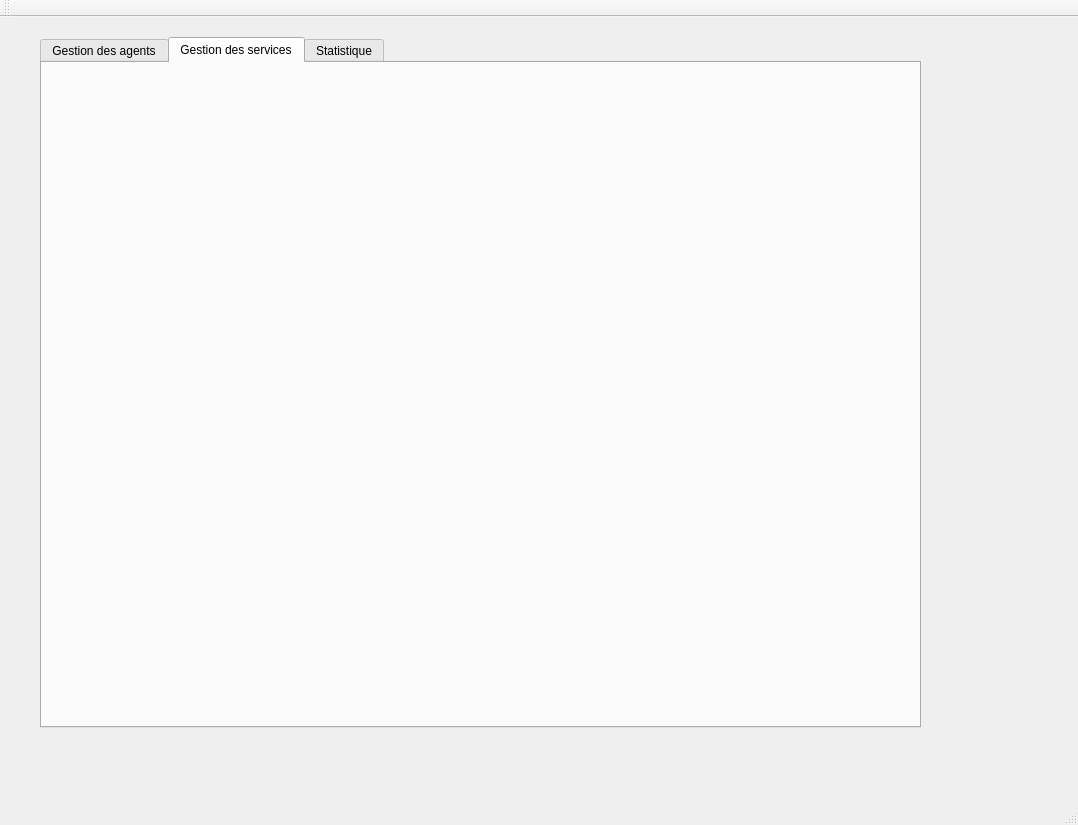
The window that Gestion des agents/mainwindow.ui (KhaledKhm/bus) describes before a commit, drawn with Qt 5.
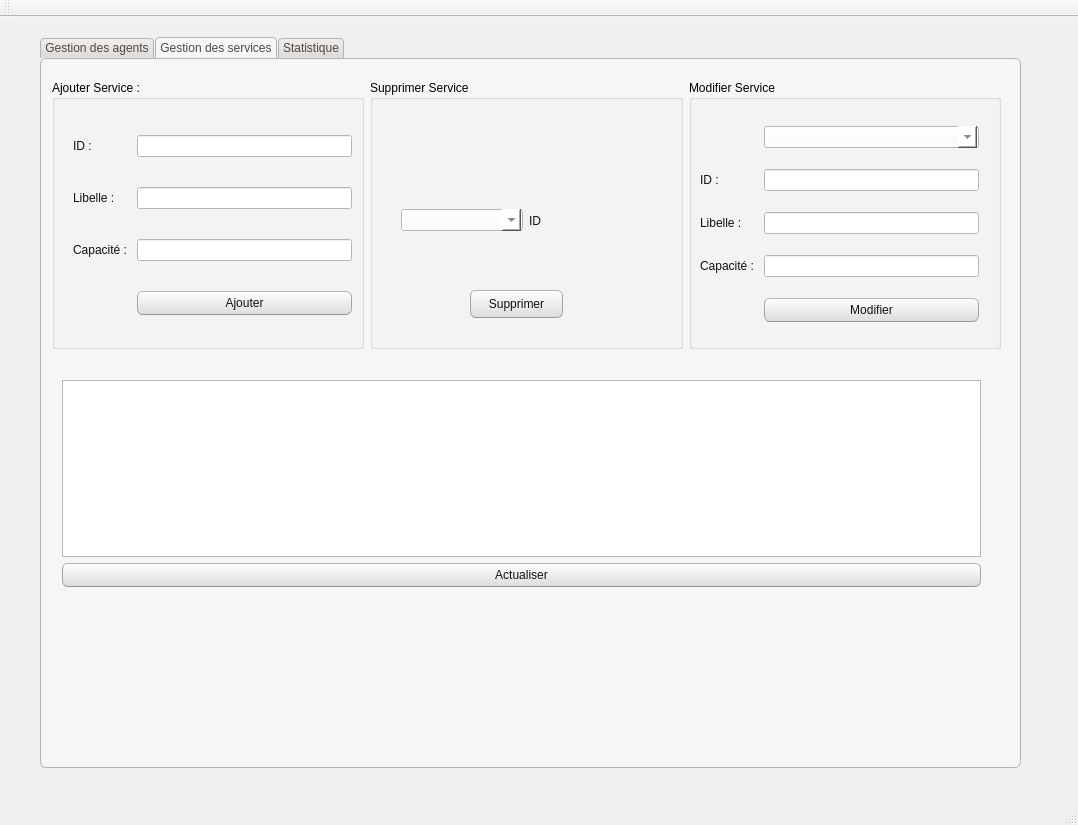
The same window after the commit. The open tabs and pages were chosen to show the change. Custom widgets are drawn as their Qt base class.

What changed in the file:
```diff
--- a/Gestion des agents/mainwindow.ui
+++ b/Gestion des agents/mainwindow.ui
@@ -13,19 +13,2249 @@
   <property name="windowTitle">
    <string>Gestion des Clients</string>
   </property>
+  <property name="styleSheet">
+   <string notr="true">QMainWindow {
+
+	background-color:#f0f0f0;
+
+}
+
+QCheckBox {
+
+	padding:2px;
+
+}
+
+QCheckBox:hover {
+
+	border-radius:4px;
+
+	border-style:solid;
+
+	border-width:1px;
+
+	padding-left: 1px;
+
+	padding-right: 1px;
+
+	padding-bottom: 1px;
+
+	padding-top: 1px;
+
+	border-color: rgb(255,150,60);
+
+	background-color:qlineargradient(spread:pad, x1:0.5, y1:1, x2:0.5, y2:0, stop:0 rgba(190, 90, 50, 50), stop:1 rgba(250, 130, 40, 50));
+
+}
+
+QCheckBox::indicator:checked {
+
+	border-radius:4px;
+
+	border-style:solid;
+
+	border-width:1px;
+
+	border-color: rgb(246, 134, 86);
+
+  	background-color:rgb(246, 134, 86)
+
+}
+
+QCheckBox::indicator:unchecked {
+
+	border-radius:4px;
+
+	border-style:solid;
+
+	border-width:1px;
+
+	border-color:rgb(246, 134, 86);
+
+  	background-color:rgb(255,255,255);
+
+}
+
+QColorDialog {
+
+	background-color:#f0f0f0;
+
+}
+
+QComboBox {
+
+	color:rgb(81,72,65);
+
+	background: #ffffff;
+
+}
+
+QComboBox:editable {
+
+	background: #ffffff;
+
+	color: rgb(81,72,65);
+
+	selection-color:rgb(81,72,65);
+
+	selection-background-color: #ffffff;
+
+}
+
+QComboBox QAbstractItemView {
+
+	color:rgb(81,72,65);	
+
+	background: #ffffff;
+
+	selection-color: #ffffff;
+
+	selection-background-color: rgb(246, 134, 86);
+
+}
+
+QComboBox:!editable:on, QComboBox::drop-down:editable:on {
+
+	color:  #1e1d23;	
+
+	background: #ffffff;
+
+}
+
+QDateTimeEdit {
+
+	color:rgb(81,72,65);
+
+	background-color: #ffffff;
+
+}
+
+QDateEdit {
+
+	color:rgb(81,72,65);
+
+	background-color: #ffffff;
+
+}
+
+QDialog {
+
+	background-color:#f0f0f0;
+
+}
+
+QDoubleSpinBox {
+
+	color:rgb(81,72,65);
+
+	background-color: #ffffff;
+
+}
+
+QFontComboBox {
+
+	color:rgb(81,72,65);
+
+	background-color: #ffffff;
+
+}
+
+QLabel {
+
+	color:rgb(17,17,17);
+
+}
+
+QLineEdit {
+
+	background-color:rgb(255,255,255);
+
+	selection-background-color:rgb(236,116,64);
+
+	color:rgb(17,17,17);
+
+}
+
+QMenuBar {
+
+	color:rgb(223,219,210);
+
+	background-color:rgb(65,64,59);
+
+}
+
+QMenuBar::item {
+
+	padding-top:4px;
+
+	padding-left:4px;
+
+	padding-right:4px;
+
+	color:rgb(223,219,210);
+
+	background-color:rgb(65,64,59);
+
+}
+
+QMenuBar::item:selected {
+
+	color:rgb(255,255,255);
+
+	padding-top:2px;
+
+	padding-left:2px;
+
+	padding-right:2px;
+
+	border-top-width:2px;
+
+	border-left-width:2px;
+
+	border-right-width:2px;
+
+	border-top-right-radius:4px;
+
+	border-top-left-radius:4px;
+
+	border-style:solid;
+
+	background-color:rgb(65,64,59);
+
+	border-top-color: rgb(47,47,44);
+
+	border-right-color: qlineargradient(spread:pad, x1:0, y1:1, x2:1, y2:0, stop:0 rgba(90, 87, 78, 255), stop:1 rgba(47,47,44, 255));
+
+	border-left-color:  qlineargradient(spread:pad, x1:1, y1:0, x2:0, y2:0, stop:0 rgba(90, 87, 78, 255), stop:1 rgba(47,47,44, 255));
+
+}
+
+QMenu {
+
+	color:rgb(223,219,210);
+
+	background-color:rgb(65,64,59);
+
+}
+
+QMenu::item {
+
+	color:rgb(223,219,210);
+
+	padding-left:20px;
+
+	padding-top:4px;
+
+	padding-bottom:4px;
+
+	padding-right:10px;
+
+}
+
+QMenu::item:selected {
+
+	color:rgb(255,255,255);
+
+	background-color: qlineargradient(spread:pad, x1:0.5, y1:1, x2:0.5, y2:0, stop:0 rgba(225, 108, 54, 255), stop:1 rgba(246, 134, 86, 255));
+
+	border-style:solid;
+
+	border-width:3px;
+
+	padding-left:17px;
+
+	padding-top:4px;
+
+	padding-bottom:4px;
+
+	padding-right:7px;
+
+	border-bottom-color:qlineargradient(spread:pad, x1:0.5, y1:1, x2:0.5, y2:0, stop:0 rgba(175,85,48,255), stop:1 rgba(236,114,67, 255));
+
+	border-top-color:qlineargradient(spread:pad, x1:0.5, y1:1, x2:0.5, y2:0, stop:0 rgba(253,156,113,255), stop:1 rgba(205,90,46, 255));
+
+	border-right-color:qlineargradient(spread:pad, x1:0, y1:0.5, x2:1, y2:0.5, stop:0 rgba(253,156,113,255), stop:1 rgba(205,90,46, 255));
+
+	border-left-color:qlineargradient(spread:pad, x1:1, y1:0.5, x2:0, y2:0.5, stop:0 rgba(253,156,113,255), stop:1 rgba(205,90,46, 255));
+
+}
+
+QPlainTextEdit {
+
+	border-width: 1px;
+
+	border-style: solid;
+
+	border-color:transparent;
+
+	color:rgb(17,17,17);
+
+	selection-background-color:rgb(236,116,64);
+
+}
+
+QProgressBar {
+
+	text-align: center;
+
+	color: rgb(0, 0, 0);
+
+	border-width: 1px; 
+
+	border-radius: 10px;
+
+	border-style: inset;
+
+	border-color: rgb(150,150,150);
+
+	background-color:rgb(221,221,219);
+
+}
+
+QProgressBar::chunk:horizontal {
+
+	background-color: qlineargradient(spread:pad, x1:0.5, y1:1, x2:0.5, y2:0, stop:0 rgba(225, 108, 54, 255), stop:1 rgba(246, 134, 86, 255));
+
+	border-style: solid;
+
+	border-radius:8px;
+
+	border-width:1px;
+
+	border-bottom-color:qlineargradient(spread:pad, x1:0.5, y1:1, x2:0.5, y2:0, stop:0 rgba(175,85,48,255), stop:1 rgba(236,114,67, 255));
+
+	border-top-color:qlineargradient(spread:pad, x1:0.5, y1:1, x2:0.5, y2:0, stop:0 rgba(253,156,113,255), stop:1 rgba(205,90,46, 255));
+
+	border-right-color:qlineargradient(spread:pad, x1:0, y1:0.5, x2:1, y2:0.5, stop:0 rgba(253,156,113,255), stop:1 rgba(205,90,46, 255));
+
+	border-left-color:qlineargradient(spread:pad, x1:1, y1:0.5, x2:0, y2:0.5, stop:0 rgba(253,156,113,255), stop:1 rgba(205,90,46, 255));
+
+}
+
+QPushButton{
+
+	color:rgb(17,17,17);
+
+	border-width: 1px;
+
+	border-radius: 6px;
+
+	border-bottom-color: rgb(150,150,150);
+
+	border-right-color: rgb(165,165,165);
+
+	border-left-color: rgb(165,165,165);
+
+	border-top-color: rgb(180,180,180);
+
+	border-style: solid;
+
+	padding: 4px;
+
+	background-color: qlineargradient(spread:pad, x1:0.5, y1:1, x2:0.5, y2:0, stop:0 rgba(220, 220, 220, 255), stop:1 rgba(255, 255, 255, 255));
+
+}
+
+QPushButton:hover{
+
+	color:rgb(17,17,17);
+
+	border-width: 1px;
+
+	border-radius:6px;
+
+	border-top-color: rgb(255,150,60);
+
+	border-right-color: qlineargradient(spread:pad, x1:0, y1:1, x2:1, y2:0, stop:0 rgba(200, 70, 20, 255), stop:1 rgba(255,150,60, 255));
+
+	border-left-color:  qlineargradient(spread:pad, x1:1, y1:0, x2:0, y2:0, stop:0 rgba(200, 70, 20, 255), stop:1 rgba(255,150,60, 255));
+
+	border-bottom-color: rgb(200,70,20);
+
+	border-style: solid;
+
+	padding: 2px;
+
+	background-color: qlineargradient(spread:pad, x1:0.5, y1:1, x2:0.5, y2:0, stop:0 rgba(220, 220, 220, 255), stop:1 rgba(255, 255, 255, 255));
+
+}
+
+QPushButton:default{
+
+	color:rgb(17,17,17);
+
+	border-width: 1px;
+
+	border-radius:6px;
+
+	border-top-color: rgb(255,150,60);
+
+	border-right-color: qlineargradient(spread:pad, x1:0, y1:1, x2:1, y2:0, stop:0 rgba(200, 70, 20, 255), stop:1 rgba(255,150,60, 255));
+
+	border-left-color:  qlineargradient(spread:pad, x1:1, y1:0, x2:0, y2:0, stop:0 rgba(200, 70, 20, 255), stop:1 rgba(255,150,60, 255));
+
+	border-bottom-color: rgb(200,70,20);
+
+	border-style: solid;
+
+	padding: 2px;
+
+	background-color: qlineargradient(spread:pad, x1:0.5, y1:1, x2:0.5, y2:0, stop:0 rgba(220, 220, 220, 255), stop:1 rgba(255, 255, 255, 255));
+
+}
+
+QPushButton:pressed{
+
+	color:rgb(17,17,17);
+
+	border-width: 1px;
+
+	border-radius: 6px;
+
+	border-width: 1px;
+
+	border-top-color: rgba(255,150,60,200);
+
+	border-right-color: qlineargradient(spread:pad, x1:0, y1:1, x2:1, y2:0, stop:0 rgba(200, 70, 20, 255), stop:1 rgba(255,150,60, 200));
+
+	border-left-color:  qlineargradient(spread:pad, x1:1, y1:0, x2:0, y2:0, stop:0 rgba(200, 70, 20, 255), stop:1 rgba(255,150,60, 200));
+
+	border-bottom-color: rgba(200,70,20,200);
+
+	border-style: solid;
+
+	padding: 2px;
+
+	background-color: qlineargradient(spread:pad, x1:0.5, y1:0, x2:0.5, y2:1, stop:0 rgba(220, 220, 220, 255), stop:1 rgba(255, 255, 255, 255));
+
+}
+
+QPushButton:disabled{
+
+	color:rgb(174,167,159);
+
+	border-width: 1px;
+
+	border-radius: 6px;
+
+	background-color: qlineargradient(spread:pad, x1:0.5, y1:1, x2:0.5, y2:0, stop:0 rgba(200, 200, 200, 255), stop:1 rgba(230, 230, 230, 255));
+
+}
+
+QRadioButton {
+
+	padding: 1px;
+
+}
+
+QRadioButton::indicator:checked {
+
+	height: 10px;
+
+	width: 10px;
+
+	border-style:solid;
+
+	border-radius:5px;
+
+	border-width: 1px;
+
+	border-color: rgba(246, 134, 86, 255);
+
+	color: #a9b7c6;
+
+	background-color:rgba(246, 134, 86, 255);
+
+}
+
+QRadioButton::indicator:!checked {
+
+	height: 10px;
+
+	width: 10px;
+
+	border-style:solid;
+
+	border-radius:5px;
+
+	border-width: 1px;
+
+	border-color: rgb(246, 134, 86);
+
+	color: #a9b7c6;
+
+	background-color: transparent;
+
+}
+
+QScrollArea {
+
+	color: #FFFFFF;
+
+	background-color:#f0f0f0;
+
+}
+
+QSlider::groove {
+
+	border-style: solid;
+
+	border-width: 1px;
+
+	border-color: rgb(207,207,207);
+
+}
+
+QSlider::groove:horizontal {
+
+	height: 5px;
+
+	background: rgb(246, 134, 86);
+
+}
+
+QSlider::groove:vertical {
+
+	width: 5px;
+
+	background: rgb(246, 134, 86);
+
+}
+
+QSlider::handle:horizontal {
+
+	background: rgb(253,253,253);
+
+	border-style: solid;
+
+	border-width: 1px;
+
+	border-color: rgb(207,207,207);
+
+	width: 12px;
+
+	margin: -5px 0;
+
+	border-radius: 7px;
+
+}
+
+QSlider::handle:vertical {
+
+	background: rgb(253,253,253);
+
+	border-style: solid;
+
+	border-width: 1px;
+
+	border-color: rgb(207,207,207);
+
+	height: 12px;
+
+	margin: 0 -5px;
+
+	border-radius: 7px;
+
+}
+
+QSlider::add-page:horizontal {
+
+ 	background: white;
+
+}
+
+QSlider::add-page:vertical {
+
+	background: white;
+
+}
+
+QSlider::sub-page:horizontal {
+
+	background: rgb(246, 134, 86);
+
+}
+
+QSlider::sub-page:vertical {
+
+  	background: rgb(246, 134, 86);
+
+}
+
+QStatusBar {
+
+	color:rgb(81,72,65);
+
+}
+
+QSpinBox {
+
+	color:rgb(81,72,65);
+
+	background-color: #ffffff;
+
+}
+
+QScrollBar:horizontal {
+
+	max-height: 20px;
+
+	border: 1px transparent grey;
+
+	margin: 0px 20px 0px 20px;
+
+}
+
+QScrollBar::handle:horizontal {
+
+	background: rgb(253,253,253);
+
+	border-style: solid;
+
+	border-width: 1px;
+
+	border-color: rgb(207,207,207);
+
+	border-radius: 7px;
+
+	min-width: 25px;
+
+}
+
+QScrollBar::handle:horizontal:hover {
+
+	background: rgb(253,253,253);
+
+	border-style: solid;
+
+	border-width: 1px;
+
+	border-color: rgb(255,150,60);
+
+	border-radius: 7px;
+
+	min-width: 25px;
+
+}
+
+QScrollBar::add-line:horizontal {
+
+  	border: 1px solid;
+
+  	border-color: rgb(207,207,207);
+
+  	border-top-right-radius: 7px;
+
+  	border-top-left-radius: 7px;
+
+  	border-bottom-right-radius: 7px;
+
+  	background: rgb(255, 255, 255);
+
+  	width: 20px;
+
+  	subcontrol-position: right;
+
+  	subcontrol-origin: margin;
+
+}
+
+QScrollBar::add-line:horizontal:hover {
+
+  	border: 1px solid;
+
+  	border-top-right-radius: 7px;
+
+  	border-top-left-radius: 7px;
+
+  	border-bottom-right-radius: 7px;
+
+  	border-color: rgb(255,150,60);
+
+  	background: rgb(255, 255, 255);
+
+  	width: 20px;
+
+  	subcontrol-position: right;
+
+  	subcontrol-origin: margin;
+
+}
+
+QScrollBar::add-line:horizontal:pressed {
+
+  	border: 1px solid grey;
+
+  	border-top-left-radius: 7px;
+
+  	border-top-right-radius: 7px;
+
+  	border-bottom-right-radius: 7px;
+
+  	background: rgb(231,231,231);
+
+  	width: 20px;
+
+  	subcontrol-position: right;
+
+  	subcontrol-origin: margin;
+
+}
+
+QScrollBar::sub-line:horizontal {
+
+  	border: 1px solid;
+
+  	border-color: rgb(207,207,207);
+
+  	border-top-right-radius: 7px;
+
+  	border-top-left-radius: 7px;
+
+  	border-bottom-left-radius: 7px;
+
+  	background: rgb(255, 255, 255);
+
+  	width: 20px;
+
+  	subcontrol-position: left;
+
+  	subcontrol-origin: margin;
+
+}
+
+QScrollBar::sub-line:horizontal:hover {
+
+  	border: 1px solid;
+
+  	border-color: rgb(255,150,60);
+
+  	border-top-right-radius: 7px;
+
+  	border-top-left-radius: 7px;
+
+  	border-bottom-left-radius: 7px;
+
+  	background: rgb(255, 255, 255);
+
+  	width: 20px;
+
+  	subcontrol-position: left;
+
+  	subcontrol-origin: margin;
+
+}
+
+QScrollBar::sub-line:horizontal:pressed {
+
+  	border: 1px solid grey;
+
+  	border-top-right-radius: 7px;
+
+  	border-top-left-radius: 7px;
+
+  	border-bottom-left-radius: 7px;
+
+  	background: rgb(231,231,231);
+
+  	width: 20px;
+
+  	subcontrol-position: left;
+
+  	subcontrol-origin: margin;
+
+}
+
+QScrollBar::left-arrow:horizontal {
+
+  	border: 1px transparent grey;
+
+  	border-top-left-radius: 3px;
+
+  	border-bottom-left-radius: 3px;
+
+  	width: 6px;
+
+  	height: 6px;
+
+  	background: rgb(230,230,230);
+
+}
+
+QScrollBar::right-arrow:horizontal {
+
+	border: 1px transparent grey;
+
+	border-top-right-radius: 3px;
+
+	border-bottom-right-radius: 3px;
+
+  	width: 6px;
+
+  	height: 6px;
+
+ 	background: rgb(230,230,230);
+
+}
+
+QScrollBar::add-page:horizontal, QScrollBar::sub-page:horizontal {
+
+ 	background: none;
+
+} 
+
+QScrollBar:vertical {
+
+	max-width: 20px;
+
+	border: 1px transparent grey;
+
+	margin: 20px 0px 20px 0px;
+
+}
+
+QScrollBar::add-line:vertical {
+
+	border: 1px solid;
+
+	border-color: rgb(207,207,207);
+
+	border-bottom-right-radius: 7px;
+
+	border-bottom-left-radius: 7px;
+
+	border-top-left-radius: 7px;
+
+	background: rgb(255, 255, 255);
+
+  	height: 20px;
+
+  	subcontrol-position: bottom;
+
+  	subcontrol-origin: margin;
+
+}
+
+QScrollBar::add-line:vertical:hover {
+
+  	border: 1px solid;
+
+  	border-color: rgb(255,150,60);
+
+  	border-bottom-right-radius: 7px;
+
+  	border-bottom-left-radius: 7px;
+
+  	border-top-left-radius: 7px;
+
+  	background: rgb(255, 255, 255);
+
+  	height: 20px;
+
+  	subcontrol-position: bottom;
+
+  	subcontrol-origin: margin;
+
+}
+
+QScrollBar::add-line:vertical:pressed {
+
+  	border: 1px solid grey;
+
+  	border-bottom-left-radius: 7px;
+
+  	border-bottom-right-radius: 7px;
+
+  	border-top-left-radius: 7px;
+
+  	background: rgb(231,231,231);
+
+  	height: 20px;
+
+  	subcontrol-position: bottom;
+
+  	subcontrol-origin: margin;
+
+}
+
+QScrollBar::sub-line:vertical {
+
+  	border: 1px solid;
+
+  	border-color: rgb(207,207,207);
+
+  	border-top-right-radius: 7px;
+
+  	border-top-left-radius: 7px;
+
+  	border-bottom-left-radius: 7px;
+
+  	background: rgb(255, 255, 255);
+
+  	height: 20px;
+
+  	subcontrol-position: top;
+
+  	subcontrol-origin: margin;
+
+}
+
+QScrollBar::sub-line:vertical:hover {
+
+  	border: 1px solid;
+
+  	border-color: rgb(255,150,60);
+
+  	border-top-right-radius: 7px;
+
+  	border-top-left-radius: 7px;
+
+  	border-bottom-left-radius: 7px;
+
+	background: rgb(255, 255, 255);
+
+  	height: 20px;
+
+  	subcontrol-position: top;
+
+  	subcontrol-origin: margin;
+
+}
+
+QScrollBar::sub-line:vertical:pressed {
+
+  	border: 1px solid grey;
+
+  	border-top-left-radius: 7px;
+
+  	border-top-right-radius: 7px;
+
+  	background: rgb(231,231,231);
+
+ 	height: 20px;
+
+  	subcontrol-position: top;
+
+  	subcontrol-origin: margin;
+
+}
+
+QScrollBar::handle:vertical {
+
+	background: rgb(253,253,253);
+
+	border-style: solid;
+
+	border-width: 1px;
+
+	border-color: rgb(207,207,207);
+
+	border-radius: 7px;
+
+	min-height: 25px;
+
+}
+
+QScrollBar::handle:vertical:hover {
+
+	background: rgb(253,253,253);
+
+	border-style: solid;
+
+	border-width: 1px;
+
+	border-color: rgb(255,150,60);
+
+	border-radius: 7px;
+
+	min-height: 25px;
+
+}
+
+QScrollBar::up-arrow:vertical {
+
+	border: 1px transparent grey;
+
+  	border-top-left-radius: 3px;
+
+	border-top-right-radius: 3px;
+
+  	width: 6px;
+
+  	height: 6px;
+
+  	background: rgb(230,230,230);
+
+}
+
+QScrollBar::down-arrow:vertical {
+
+  	border: 1px transparent grey;
+
+  	border-bottom-left-radius: 3px;
+
+  	border-bottom-right-radius: 3px;
+
+  	width: 6px;
+
+  	height: 6px;
+
+  	background: rgb(230,230,230);
+
+}
+
+QScrollBar::add-page:vertical, QScrollBar::sub-page:vertical {
+
+  	background: none;
+
+}
+
+QTabWidget {
+
+	color:rgb(0,0,0);
+
+	background-color:rgb(247,246,246);
+
+}
+
+QTabWidget::pane {
+
+	border-color: rgb(180,180,180);
+
+	background-color:rgb(247,246,246);
+
+	border-style: solid;
+
+	border-width: 1px;
+
+  	border-radius: 6px;
+
+}
+
+QTabBar::tab {
+
+	padding-left:4px;
+
+	padding-right:4px;
+
+	padding-bottom:2px;
+
+	padding-top:2px;
+
+	color:rgb(81,72,65);
+
+  	background-color: qlineargradient(spread:pad, x1:0.5, y1:1, x2:0.5, y2:0, stop:0 rgba(221,218,217,255), stop:1 rgba(240,239,238,255));
+
+	border-style: solid;
+
+	border-width: 1px;
+
+  	border-top-right-radius:4px;
+
+	border-top-left-radius:4px;
+
+	border-top-color: rgb(180,180,180);
+
+	border-left-color: rgb(180,180,180);
+
+	border-right-color: rgb(180,180,180);
+
+	border-bottom-color: transparent;
+
+}
+
+QTabBar::tab:selected, QTabBar::tab:last:selected, QTabBar::tab:hover {
+
+  	background-color:rgb(247,246,246);
+
+  	margin-left: 0px;
+
+  	margin-right: 1px;
+
+}
+
+QTabBar::tab:!selected {
+
+	margin-top: 1px;
+
+	margin-right: 1px;
+
+}
+
+QTextEdit {
+
+	border-width: 1px;
+
+	border-style: solid;
+
+	border-color:transparent;
+
+	color:rgb(17,17,17);
+
+	selection-background-color:rgb(236,116,64);
+
+}
+
+QTimeEdit {
+
+	color:rgb(81,72,65);
+
+	background-color: #ffffff;
+
+}
+
+QToolBox {
+
+	color:rgb(81,72,65);
+
+	background-color: #ffffff;
+
+}
+
+QToolBox::tab {
+
+	color:rgb(81,72,65);
+
+	background-color: #ffffff;
+
+}
+
+QToolBox::tab:selected {
+
+	color:rgb(81,72,65);
+
+	background-color: #ffffff;
+
+}</string>
+  </property>
   <widget class="QWidget" name="centralWidget">
    <widget class="QTabWidget" name="tabAgent">
     <property name="geometry">
      <rect>
       <x>40</x>
       <y>20</y>
-      <width>881</width>
-      <height>691</height>
+      <width>981</width>
+      <height>731</height>
      </rect>
     </property>
     <property name="cursor">
      <cursorShape>UpArrowCursor</cursorShape>
     </property>
+    <property name="styleSheet">
+     <string notr="true">QMainWindow {
+
+	background-color:#f0f0f0;
+
+}
+
+QCheckBox {
+
+	padding:2px;
+
+}
+
+QCheckBox:hover {
+
+	border-radius:4px;
+
+	border-style:solid;
+
+	border-width:1px;
+
+	padding-left: 1px;
+
+	padding-right: 1px;
+
+	padding-bottom: 1px;
+
+	padding-top: 1px;
+
+	border-color: rgb(255,150,60);
+
+	background-color:qlineargradient(spread:pad, x1:0.5, y1:1, x2:0.5, y2:0, stop:0 rgba(190, 90, 50, 50), stop:1 rgba(250, 130, 40, 50));
+
+}
+
+QCheckBox::indicator:checked {
+
+	border-radius:4px;
+
+	border-style:solid;
+
+	border-width:1px;
+
+	border-color: rgb(246, 134, 86);
+
+  	background-color:rgb(246, 134, 86)
+
+}
+
+QCheckBox::indicator:unchecked {
+
+	border-radius:4px;
+
+	border-style:solid;
+
+	border-width:1px;
+
+	border-color:rgb(246, 134, 86);
+
+  	background-color:rgb(255,255,255);
+
+}
+
+QColorDialog {
+
+	background-color:#f0f0f0;
+
+}
+
+QComboBox {
+
+	color:rgb(81,72,65);
+
+	background: #ffffff;
+
+}
+
+QComboBox:editable {
+
+	background: #ffffff;
+
+	color: rgb(81,72,65);
+
+	selection-color:rgb(81,72,65);
+
+	selection-background-color: #ffffff;
+
+}
+
+QComboBox QAbstractItemView {
+
+	color:rgb(81,72,65);	
+
+	background: #ffffff;
+
+	selection-color: #ffffff;
+
+	selection-background-color: rgb(246, 134, 86);
+
+}
+
+QComboBox:!editable:on, QComboBox::drop-down:editable:on {
+
+	color:  #1e1d23;	
+
+	background: #ffffff;
+
+}
+
+QDateTimeEdit {
+
+	color:rgb(81,72,65);
+
+	background-color: #ffffff;
+
+}
+
+QDateEdit {
+
+	color:rgb(81,72,65);
+
+	background-color: #ffffff;
+
+}
+
+QDialog {
+
+	background-color:#f0f0f0;
+
+}
+
+QDoubleSpinBox {
+
+	color:rgb(81,72,65);
+
+	background-color: #ffffff;
+
+}
+
+QFontComboBox {
+
+	color:rgb(81,72,65);
+
+	background-color: #ffffff;
+
+}
+
+QLabel {
+
+	color:rgb(17,17,17);
+
+}
+
+QLineEdit {
+
+	background-color:rgb(255,255,255);
+
+	selection-background-color:rgb(236,116,64);
+
+	color:rgb(17,17,17);
+
+}
+
+QMenuBar {
+
+	color:rgb(223,219,210);
+
+	background-color:rgb(65,64,59);
+
+}
+
+QMenuBar::item {
+
+	padding-top:4px;
+
+	padding-left:4px;
+
+	padding-right:4px;
+
+	color:rgb(223,219,210);
+
+	background-color:rgb(65,64,59);
+
+}
+
+QMenuBar::item:selected {
+
+	color:rgb(255,255,255);
+
+	padding-top:2px;
+
+	padding-left:2px;
+
+	padding-right:2px;
+
+	border-top-width:2px;
+
+	border-left-width:2px;
+
+	border-right-width:2px;
+
+	border-top-right-radius:4px;
+
+	border-top-left-radius:4px;
+
+	border-style:solid;
+
+	background-color:rgb(65,64,59);
+
+	border-top-color: rgb(47,47,44);
+
+	border-right-color: qlineargradient(spread:pad, x1:0, y1:1, x2:1, y2:0, stop:0 rgba(90, 87, 78, 255), stop:1 rgba(47,47,44, 255));
+
+	border-left-color:  qlineargradient(spread:pad, x1:1, y1:0, x2:0, y2:0, stop:0 rgba(90, 87, 78, 255), stop:1 rgba(47,47,44, 255));
+
+}
+
+QMenu {
+
+	color:rgb(223,219,210);
+
+	background-color:rgb(65,64,59);
+
+}
+
+QMenu::item {
+
+	color:rgb(223,219,210);
+
+	padding-left:20px;
+
+	padding-top:4px;
+
+	padding-bottom:4px;
+
+	padding-right:10px;
+
+}
+
+QMenu::item:selected {
+
+	color:rgb(255,255,255);
+
+	background-color: qlineargradient(spread:pad, x1:0.5, y1:1, x2:0.5, y2:0, stop:0 rgba(225, 108, 54, 255), stop:1 rgba(246, 134, 86, 255));
+
+	border-style:solid;
+
+	border-width:3px;
+
+	padding-left:17px;
+
+	padding-top:4px;
+
+	padding-bottom:4px;
+
+	padding-right:7px;
+
+	border-bottom-color:qlineargradient(spread:pad, x1:0.5, y1:1, x2:0.5, y2:0, stop:0 rgba(175,85,48,255), stop:1 rgba(236,114,67, 255));
+
+	border-top-color:qlineargradient(spread:pad, x1:0.5, y1:1, x2:0.5, y2:0, stop:0 rgba(253,156,113,255), stop:1 rgba(205,90,46, 255));
+
+	border-right-color:qlineargradient(spread:pad, x1:0, y1:0.5, x2:1, y2:0.5, stop:0 rgba(253,156,113,255), stop:1 rgba(205,90,46, 255));
+
+	border-left-color:qlineargradient(spread:pad, x1:1, y1:0.5, x2:0, y2:0.5, stop:0 rgba(253,156,113,255), stop:1 rgba(205,90,46, 255));
+
+}
+
+QPlainTextEdit {
+
+	border-width: 1px;
+
+	border-style: solid;
+
+	border-color:transparent;
+
+	color:rgb(17,17,17);
+
+	selection-background-color:rgb(236,116,64);
+
+}
+
+QProgressBar {
+
+	text-align: center;
+
+	color: rgb(0, 0, 0);
+
+	border-width: 1px; 
+
+	border-radius: 10px;
+
+	border-style: inset;
+
+	border-color: rgb(150,150,150);
+
+	background-color:rgb(221,221,219);
+
+}
+
+QProgressBar::chunk:horizontal {
+
+	background-color: qlineargradient(spread:pad, x1:0.5, y1:1, x2:0.5, y2:0, stop:0 rgba(225, 108, 54, 255), stop:1 rgba(246, 134, 86, 255));
+
+	border-style: solid;
+
+	border-radius:8px;
+
+	border-width:1px;
+
+	border-bottom-color:qlineargradient(spread:pad, x1:0.5, y1:1, x2:0.5, y2:0, stop:0 rgba(175,85,48,255), stop:1 rgba(236,114,67, 255));
+
+	border-top-color:qlineargradient(spread:pad, x1:0.5, y1:1, x2:0.5, y2:0, stop:0 rgba(253,156,113,255), stop:1 rgba(205,90,46, 255));
+
+	border-right-color:qlineargradient(spread:pad, x1:0, y1:0.5, x2:1, y2:0.5, stop:0 rgba(253,156,113,255), stop:1 rgba(205,90,46, 255));
+
+	border-left-color:qlineargradient(spread:pad, x1:1, y1:0.5, x2:0, y2:0.5, stop:0 rgba(253,156,113,255), stop:1 rgba(205,90,46, 255));
+
+}
+
+QPushButton{
+
+	color:rgb(17,17,17);
+
+	border-width: 1px;
+
+	border-radius: 6px;
+
+	border-bottom-color: rgb(150,150,150);
+
+	border-right-color: rgb(165,165,165);
+
+	border-left-color: rgb(165,165,165);
+
+	border-top-color: rgb(180,180,180);
+
+	border-style: solid;
+
+	padding: 4px;
+
+	background-color: qlineargradient(spread:pad, x1:0.5, y1:1, x2:0.5, y2:0, stop:0 rgba(220, 220, 220, 255), stop:1 rgba(255, 255, 255, 255));
+
+}
+
+QPushButton:hover{
+
+	color:rgb(17,17,17);
+
+	border-width: 1px;
+
+	border-radius:6px;
+
+	border-top-color: rgb(255,150,60);
+
+	border-right-color: qlineargradient(spread:pad, x1:0, y1:1, x2:1, y2:0, stop:0 rgba(200, 70, 20, 255), stop:1 rgba(255,150,60, 255));
+
+	border-left-color:  qlineargradient(spread:pad, x1:1, y1:0, x2:0, y2:0, stop:0 rgba(200, 70, 20, 255), stop:1 rgba(255,150,60, 255));
+
+	border-bottom-color: rgb(200,70,20);
+
+	border-style: solid;
+
+	padding: 2px;
+
+	background-color: qlineargradient(spread:pad, x1:0.5, y1:1, x2:0.5, y2:0, stop:0 rgba(220, 220, 220, 255), stop:1 rgba(255, 255, 255, 255));
+
+}
+
+QPushButton:default{
+
+	color:rgb(17,17,17);
+
+	border-width: 1px;
+
+	border-radius:6px;
+
+	border-top-color: rgb(255,150,60);
+
+	border-right-color: qlineargradient(spread:pad, x1:0, y1:1, x2:1, y2:0, stop:0 rgba(200, 70, 20, 255), stop:1 rgba(255,150,60, 255));
+
+	border-left-color:  qlineargradient(spread:pad, x1:1, y1:0, x2:0, y2:0, stop:0 rgba(200, 70, 20, 255), stop:1 rgba(255,150,60, 255));
+
+	border-bottom-color: rgb(200,70,20);
+
+	border-style: solid;
+
+	padding: 2px;
+
+	background-color: qlineargradient(spread:pad, x1:0.5, y1:1, x2:0.5, y2:0, stop:0 rgba(220, 220, 220, 255), stop:1 rgba(255, 255, 255, 255));
+
+}
+
+QPushButton:pressed{
+
+	color:rgb(17,17,17);
+
+	border-width: 1px;
+
+	border-radius: 6px;
+
+	border-width: 1px;
+
+	border-top-color: rgba(255,150,60,200);
+
+	border-right-color: qlineargradient(spread:pad, x1:0, y1:1, x2:1, y2:0, stop:0 rgba(200, 70, 20, 255), stop:1 rgba(255,150,60, 200));
+
+	border-left-color:  qlineargradient(spread:pad, x1:1, y1:0, x2:0, y2:0, stop:0 rgba(200, 70, 20, 255), stop:1 rgba(255,150,60, 200));
+
+	border-bottom-color: rgba(200,70,20,200);
+
+	border-style: solid;
+
+	padding: 2px;
+
+	background-color: qlineargradient(spread:pad, x1:0.5, y1:0, x2:0.5, y2:1, stop:0 rgba(220, 220, 220, 255), stop:1 rgba(255, 255, 255, 255));
+
+}
+
+QPushButton:disabled{
+
+	color:rgb(174,167,159);
+
+	border-width: 1px;
+
+	border-radius: 6px;
+
+	background-color: qlineargradient(spread:pad, x1:0.5, y1:1, x2:0.5, y2:0, stop:0 rgba(200, 200, 200, 255), stop:1 rgba(230, 230, 230, 255));
+
+}
+
+QRadioButton {
+
+	padding: 1px;
+
+}
+
+QRadioButton::indicator:checked {
+
+	height: 10px;
+
+	width: 10px;
+
+	border-style:solid;
+
+	border-radius:5px;
+
+	border-width: 1px;
+
+	border-color: rgba(246, 134, 86, 255);
+
+	color: #a9b7c6;
+
+	background-color:rgba(246, 134, 86, 255);
+
+}
+
+QRadioButton::indicator:!checked {
+
+	height: 10px;
+
+	width: 10px;
+
+	border-style:solid;
+
+	border-radius:5px;
+
+	border-width: 1px;
+
+	border-color: rgb(246, 134, 86);
+
+	color: #a9b7c6;
+
+	background-color: transparent;
+
+}
+
+QScrollArea {
+
+	color: #FFFFFF;
+
+	background-color:#f0f0f0;
+
+}
+
+QSlider::groove {
+
+	border-style: solid;
+
+	border-width: 1px;
+
+	border-color: rgb(207,207,207);
+
+}
+
+QSlider::groove:horizontal {
+
+	height: 5px;
+
+	background: rgb(246, 134, 86);
+
+}
+
+QSlider::groove:vertical {
+
+	width: 5px;
+
+	background: rgb(246, 134, 86);
+
+}
+
+QSlider::handle:horizontal {
+
+	background: rgb(253,253,253);
+
+	border-style: solid;
+
+	border-width: 1px;
+
+	border-color: rgb(207,207,207);
+
+	width: 12px;
+
+	margin: -5px 0;
+
+	border-radius: 7px;
+
+}
+
+QSlider::handle:vertical {
+
+	background: rgb(253,253,253);
+
+	border-style: solid;
+
+	border-width: 1px;
+
+	border-color: rgb(207,207,207);
+
+	height: 12px;
+
+	margin: 0 -5px;
+
+	border-radius: 7px;
+
+}
+
+QSlider::add-page:horizontal {
+
+ 	background: white;
+
+}
+
+QSlider::add-page:vertical {
+
+	background: white;
+
+}
+
+QSlider::sub-page:horizontal {
+
+	background: rgb(246, 134, 86);
+
+}
+
+QSlider::sub-page:vertical {
+
+  	background: rgb(246, 134, 86);
+
+}
+
+QStatusBar {
+
+	color:rgb(81,72,65);
+
+}
+
+QSpinBox {
+
+	color:rgb(81,72,65);
+
+	background-color: #ffffff;
+
+}
+
+QScrollBar:horizontal {
+
+	max-height: 20px;
+
+	border: 1px transparent grey;
+
+	margin: 0px 20px 0px 20px;
+
+}
+
+QScrollBar::handle:horizontal {
+
+	background: rgb(253,253,253);
+
+	border-style: solid;
+
+	border-width: 1px;
+
+	border-color: rgb(207,207,207);
+
+	border-radius: 7px;
+
+	min-width: 25px;
+
+}
+
+QScrollBar::handle:horizontal:hover {
+
+	background: rgb(253,253,253);
+
+	border-style: solid;
+
+	border-width: 1px;
+
+	border-color: rgb(255,150,60);
+
+	border-radius: 7px;
+
+	min-width: 25px;
+
+}
+
+QScrollBar::add-line:horizontal {
+
+  	border: 1px solid;
+
+  	border-color: rgb(207,207,207);
+
+  	border-top-right-radius: 7px;
+
+  	border-top-left-radius: 7px;
+
+  	border-bottom-right-radius: 7px;
+
+  	background: rgb(255, 255, 255);
+
+  	width: 20px;
+
+  	subcontrol-position: right;
+
+  	subcontrol-origin: margin;
+
+}
+
+QScrollBar::add-line:horizontal:hover {
+
+  	border: 1px solid;
+
+  	border-top-right-radius: 7px;
+
+  	border-top-left-radius: 7px;
+
+  	border-bottom-right-radius: 7px;
+
+  	border-color: rgb(255,150,60);
+
+  	background: rgb(255, 255, 255);
+
+  	width: 20px;
+
+  	subcontrol-position: right;
+
+  	subcontrol-origin: margin;
+
+}
+
+QScrollBar::add-line:horizontal:pressed {
+
+  	border: 1px solid grey;
+
+  	border-top-left-radius: 7px;
+
+  	border-top-right-radius: 7px;
+
+  	border-bottom-right-radius: 7px;
+
+  	background: rgb(231,231,231);
+
+  	width: 20px;
+
+  	subcontrol-position: right;
+
+  	subcontrol-origin: margin;
+
+}
+
+QScrollBar::sub-line:horizontal {
+
+  	border: 1px solid;
+
+  	border-color: rgb(207,207,207);
+
+  	border-top-right-radius: 7px;
+
+  	border-top-left-radius: 7px;
+
+  	border-bottom-left-radius: 7px;
+
+  	background: rgb(255, 255, 255);
+
+  	width: 20px;
+
+  	subcontrol-position: left;
+
+  	subcontrol-origin: margin;
+
+}
+
+QScrollBar::sub-line:horizontal:hover {
+
+  	border: 1px solid;
+
+  	border-color: rgb(255,150,60);
+
+  	border-top-right-radius: 7px;
+
+  	border-top-left-radius: 7px;
+
+  	border-bottom-left-radius: 7px;
+
+  	background: rgb(255, 255, 255);
+
+  	width: 20px;
+
+  	subcontrol-position: left;
+
+  	subcontrol-origin: margin;
+
+}
+
+QScrollBar::sub-line:horizontal:pressed {
+
+  	border: 1px solid grey;
+
+  	border-top-right-radius: 7px;
+
+  	border-top-left-radius: 7px;
+
+  	border-bottom-left-radius: 7px;
+
+  	background: rgb(231,231,231);
+
+  	width: 20px;
+
+  	subcontrol-position: left;
+
+  	subcontrol-origin: margin;
+
+}
+
+QScrollBar::left-arrow:horizontal {
+
+  	border: 1px transparent grey;
+
+  	border-top-left-radius: 3px;
+
+  	border-bottom-left-radius: 3px;
+
+  	width: 6px;
+
+  	height: 6px;
+
+  	background: rgb(230,230,230);
+
+}
+
+QScrollBar::right-arrow:horizontal {
+
+	border: 1px transparent grey;
+
+	border-top-right-radius: 3px;
+
+	border-bottom-right-radius: 3px;
+
+  	width: 6px;
+
+  	height: 6px;
+
+ 	background: rgb(230,230,230);
+
+}
+
+QScrollBar::add-page:horizontal, QScrollBar::sub-page:horizontal {
+
+ 	background: none;
+
+} 
+
+QScrollBar:vertical {
+
+	max-width: 20px;
+
+	border: 1px transparent grey;
+
+	margin: 20px 0px 20px 0px;
+
+}
+
+QScrollBar::add-line:vertical {
+
+	border: 1px solid;
+
+	border-color: rgb(207,207,207);
+
+	border-bottom-right-radius: 7px;
+
+	border-bottom-left-radius: 7px;
+
+	border-top-left-radius: 7px;
+
+	background: rgb(255, 255, 255);
+
+  	height: 20px;
+
+  	subcontrol-position: bottom;
+
+  	subcontrol-origin: margin;
+
+}
+
+QScrollBar::add-line:vertical:hover {
+
+  	border: 1px solid;
+
+  	border-color: rgb(255,150,60);
+
+  	border-bottom-right-radius: 7px;
+
+  	border-bottom-left-radius: 7px;
+
+  	border-top-left-radius: 7px;
+
+  	background: rgb(255, 255, 255);
+
+  	height: 20px;
+
+  	subcontrol-position: bottom;
+
+  	subcontrol-origin: margin;
+
+}
+
+QScrollBar::add-line:vertical:pressed {
+
+  	border: 1px solid grey;
+
+  	border-bottom-left-radius: 7px;
+
+  	border-bottom-right-radius: 7px;
+
+  	border-top-left-radius: 7px;
+
+  	background: rgb(231,231,231);
+
+  	height: 20px;
+
+  	subcontrol-position: bottom;
+
+  	subcontrol-origin: margin;
+
+}
+
+QScrollBar::sub-line:vertical {
+
+  	border: 1px solid;
+
+  	border-color: rgb(207,207,207);
+
+  	border-top-right-radius: 7px;
+
+  	border-top-left-radius: 7px;
+
+  	border-bottom-left-radius: 7px;
+
+  	background: rgb(255, 255, 255);
+
+  	height: 20px;
+
+  	subcontrol-position: top;
+
+  	subcontrol-origin: margin;
+
+}
+
+QScrollBar::sub-line:vertical:hover {
+
+  	border: 1px solid;
+
+  	border-color: rgb(255,150,60);
+
+  	border-top-right-radius: 7px;
+
+  	border-top-left-radius: 7px;
+
+  	border-bottom-left-radius: 7px;
+
+	background: rgb(255, 255, 255);
+
+  	height: 20px;
+
+  	subcontrol-position: top;
+
+  	subcontrol-origin: margin;
+
+}
+
+QScrollBar::sub-line:vertical:pressed {
+
+  	border: 1px solid grey;
+
+  	border-top-left-radius: 7px;
+
+  	border-top-right-radius: 7px;
+
+  	background: rgb(231,231,231);
+
+ 	height: 20px;
+
+  	subcontrol-position: top;
+
+  	subcontrol-origin: margin;
+
+}
+
+QScrollBar::handle:vertical {
+
+	background: rgb(253,253,253);
+
+	border-style: solid;
+
+	border-width: 1px;
+
+	border-color: rgb(207,207,207);
+
+	border-radius: 7px;
+
+	min-height: 25px;
+
+}
+
+QScrollBar::handle:vertical:hover {
+
+	background: rgb(253,253,253);
+
+	border-style: solid;
+
+	border-width: 1px;
+
+	border-color: rgb(255,150,60);
+
+	border-radius: 7px;
+
+	min-height: 25px;
+
+}
+
+QScrollBar::up-arrow:vertical {
+
+	border: 1px transparent grey;
+
+  	border-top-left-radius: 3px;
+
+	border-top-right-radius: 3px;
+
+  	width: 6px;
+
+  	height: 6px;
+
+  	background: rgb(230,230,230);
+
+}
+
+QScrollBar::down-arrow:vertical {
+
+  	border: 1px transparent grey;
+
+  	border-bottom-left-radius: 3px;
+
+  	border-bottom-right-radius: 3px;
+
+  	width: 6px;
+
+  	height: 6px;
+
+  	background: rgb(230,230,230);
+
+}
+
+QScrollBar::add-page:vertical, QScrollBar::sub-page:vertical {
+
+  	background: none;
+
+}
+
+QTabWidget {
+
+	color:rgb(0,0,0);
+
+	background-color:rgb(247,246,246);
+
+}
+
+QTabWidget::pane {
+
+	border-color: rgb(180,180,180);
+
+	background-color:rgb(247,246,246);
+
+	border-style: solid;
+
+	border-width: 1px;
+
+  	border-radius: 6px;
+
+}
+
+QTabBar::tab {
+
+	padding-left:4px;
+
+	padding-right:4px;
+
+	padding-bottom:2px;
+
+	padding-top:2px;
+
+	color:rgb(81,72,65);
+
+  	background-color: qlineargradient(spread:pad, x1:0.5, y1:1, x2:0.5, y2:0, stop:0 rgba(221,218,217,255), stop:1 rgba(240,239,238,255));
+
+	border-style: solid;
+
+	border-width: 1px;
+
+  	border-top-right-radius:4px;
+
+	border-top-left-radius:4px;
+
+	border-top-color: rgb(180,180,180);
+
+	border-left-color: rgb(180,180,180);
+
+	border-right-color: rgb(180,180,180);
+
+	border-bottom-color: transparent;
+
+}
+
+QTabBar::tab:selected, QTabBar::tab:last:selected, QTabBar::tab:hover {
+
+  	background-color:rgb(247,246,246);
+
+  	margin-left: 0px;
+
+  	margin-right: 1px;
+
+}
+
+QTabBar::tab:!selected {
+
+	margin-top: 1px;
+
+	margin-right: 1px;
+
+}
+
+QTextEdit {
+
+	border-width: 1px;
+
+	border-style: solid;
+
+	border-color:transparent;
+
+	color:rgb(17,17,17);
+
+	selection-background-color:rgb(236,116,64);
+
+}
+
+QTimeEdit {
+
+	color:rgb(81,72,65);
+
+	background-color: #ffffff;
+
+}
+
+QToolBox {
+
+	color:rgb(81,72,65);
+
+	background-color: #ffffff;
+
+}
+
+QToolBox::tab {
+
+	color:rgb(81,72,65);
+
+	background-color: #ffffff;
+
+}
+
+QToolBox::tab:selected {
+
+	color:rgb(81,72,65);
+
+	background-color: #ffffff;
+
+}</string>
+    </property>
     <property name="currentIndex">
      <number>0</number>
     </property>
@@ -425,6 +2655,223 @@
      <attribute name="title">
       <string>Gestion des services</string>
      </attribute>
+     <widget class="QLabel" name="label_6">
+      <property name="geometry">
+       <rect>
+        <x>260</x>
+        <y>50</y>
+        <width>55</width>
+        <height>16</height>
+       </rect>
+      </property>
+      <property name="text">
+       <string/>
+      </property>
+     </widget>
+     <widget class="QLabel" name="label_7">
+      <property name="geometry">
+       <rect>
+        <x>260</x>
+        <y>90</y>
+        <width>55</width>
+        <height>16</height>
+       </rect>
+      </property>
+      <property name="text">
+       <string/>
+      </property>
+     </widget>
+     <widget class="QWidget" name="layoutWidget">
+      <property name="geometry">
+       <rect>
+        <x>0</x>
+        <y>10</y>
+        <width>971</width>
+        <height>291</height>
+       </rect>
+      </property>
+      <layout class="QHBoxLayout" name="horizontalLayout_4">
+       <item>
+        <widget class="QGroupBox" name="groupBox_4">
+         <property name="title">
+          <string>Ajouter Service : </string>
+         </property>
+         <widget class="QWidget" name="layoutWidget_3">
+          <property name="geometry">
+           <rect>
+            <x>10</x>
+            <y>20</y>
+            <width>301</width>
+            <height>251</height>
+           </rect>
+          </property>
+          <layout class="QGridLayout" name="gridLayout_2">
+           <item row="0" column="0">
+            <widget class="QLabel" name="label_3">
+             <property name="text">
+              <string>ID : </string>
+             </property>
+            </widget>
+           </item>
+           <item row="2" column="0">
+            <widget class="QLabel" name="label_5">
+             <property name="text">
+              <string>Capacité : </string>
+             </property>
+            </widget>
+           </item>
+           <item row="0" column="1">
+            <widget class="QLineEdit" name="LEID_2"/>
+           </item>
+           <item row="1" column="0">
+            <widget class="QLabel" name="label_4">
+             <property name="text">
+              <string>Libelle : </string>
+             </property>
+            </widget>
+           </item>
+           <item row="1" column="1">
+            <widget class="QLineEdit" name="LELIBELLE"/>
+           </item>
+           <item row="2" column="1">
+            <widget class="QLineEdit" name="LECAPACITE"/>
+           </item>
+           <item row="3" column="1">
+            <widget class="QPushButton" name="ajou">
+             <property name="text">
+              <string>Ajouter</string>
+             </property>
+            </widget>
+           </item>
+          </layout>
+         </widget>
+        </widget>
+       </item>
+       <item>
+        <widget class="QGroupBox" name="groupBox_5">
+         <property name="title">
+          <string>Supprimer Service </string>
+         </property>
+         <widget class="QWidget" name="layoutWidget">
+          <property name="geometry">
+           <rect>
+            <x>20</x>
+            <y>110</y>
+            <width>271</width>
+            <height>61</height>
+           </rect>
+          </property>
+          <layout class="QHBoxLayout" name="horizontalLayout_6">
+           <item>
+            <widget class="QComboBox" name="cbSuppServ"/>
+           </item>
+           <item>
+            <widget class="QLabel" name="label_8">
+             <property name="text">
+              <string>ID</string>
+             </property>
+            </widget>
+           </item>
+          </layout>
+         </widget>
+         <widget class="QPushButton" name="sup">
+          <property name="geometry">
+           <rect>
+            <x>100</x>
+            <y>210</y>
+            <width>93</width>
+            <height>28</height>
+           </rect>
+          </property>
+          <property name="text">
+           <string>Supprimer</string>
+          </property>
+         </widget>
+        </widget>
+       </item>
+       <item>
+        <widget class="QGroupBox" name="groupBox_6">
+         <property name="title">
+          <string>Modifier Service </string>
+         </property>
+         <widget class="QWidget" name="layoutWidget_4">
+          <property name="geometry">
+           <rect>
+            <x>0</x>
+            <y>20</y>
+            <width>301</width>
+            <height>251</height>
+           </rect>
+          </property>
+          <layout class="QGridLayout" name="gridLayout_3">
+           <item row="4" column="1">
+            <widget class="QLineEdit" name="LEMODIFCAPA"/>
+           </item>
+           <item row="2" column="1">
+            <widget class="QLineEdit" name="LEMODIFID"/>
+           </item>
+           <item row="5" column="1">
+            <widget class="QPushButton" name="modif">
+             <property name="text">
+              <string>Modifier</string>
+             </property>
+            </widget>
+           </item>
+           <item row="2" column="0">
+            <widget class="QLabel" name="label_9">
+             <property name="text">
+              <string>ID : </string>
+             </property>
+            </widget>
+           </item>
+           <item row="4" column="0">
+            <widget class="QLabel" name="label_11">
+             <property name="text">
+              <string>Capacité : </string>
+             </property>
+            </widget>
+           </item>
+           <item row="3" column="0">
+            <widget class="QLabel" name="label_10">
+             <property name="text">
+              <string>Libelle : </string>
+             </property>
+            </widget>
+           </item>
+           <item row="3" column="1">
+            <widget class="QLineEdit" name="LEMODIFLIBELLE"/>
+           </item>
+           <item row="1" column="1">
+            <widget class="QComboBox" name="cbModifServ"/>
+           </item>
+          </layout>
+         </widget>
+        </widget>
+       </item>
+      </layout>
+     </widget>
+     <widget class="QWidget" name="layoutWidget">
+      <property name="geometry">
+       <rect>
+        <x>10</x>
+        <y>310</y>
+        <width>941</width>
+        <height>229</height>
+       </rect>
+      </property>
+      <layout class="QVBoxLayout" name="verticalLayout_3">
+       <item>
+        <widget class="QTableView" name="AFFICHESERVICE"/>
+       </item>
+       <item>
+        <widget class="QPushButton" name="Actu">
+         <property name="text">
+          <string>Actualiser</string>
+         </property>
+        </widget>
+       </item>
+      </layout>
+     </widget>
     </widget>
     <widget class="QWidget" name="tab_3">
      <attribute name="title">
```
Left out of the diff: 72 changed lines with no effect on the pictures.
